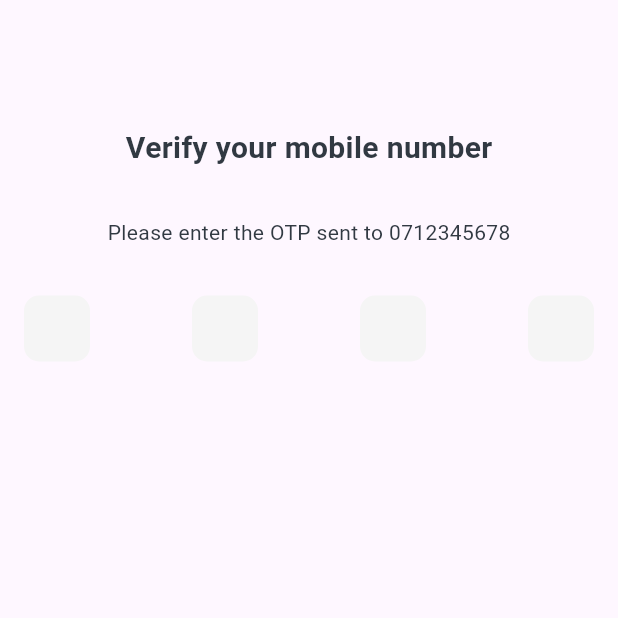
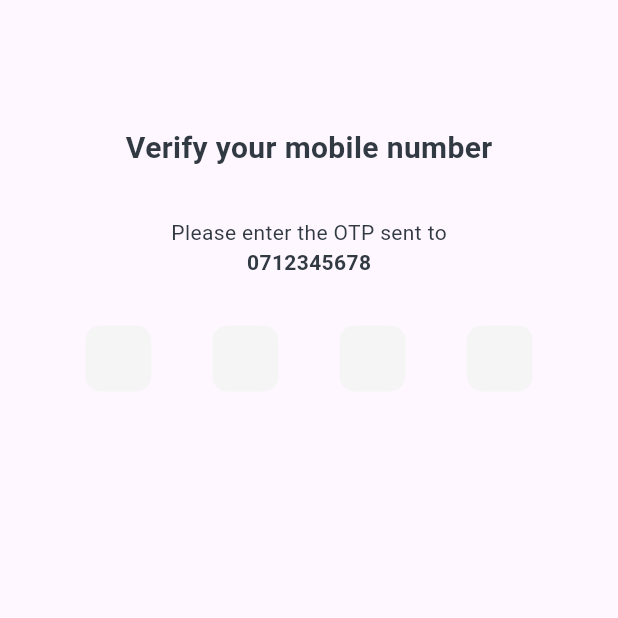
Before and after one commit to bree254/customer_hailing_app, a Flutter app: the screen it shows after launch, after a tap on "Continue", on a phone screen of 412 x 824 dp, the top half of it. Run offline on Flutter 3.47's test engine with Material 3 defaults, Android fonts, the phone set to English and light mode, and no system bars; drawn by our look-alikes of pin_code_fields; our stand-ins replace connectivity_plus, dio, firebase_core, get, intl_phone_field, shared_preferences; accounts and stored records are empty; Roboto replaces fonts that are missing (br_omny_regular).

Commit message:
refactored and modified the login_or_signup_screen and created the verification screen and modified the subsequent files that needed to be modified to be in line with the these classes

```diff
--- a/lib/core/utils/colors.dart
+++ b/lib/core/utils/colors.dart
@@ -5,6 +5,7 @@ const primaryColor = Color(0xFF7145D6);
 const whiteTextColor = Color(0xFFFAFAFA);
 const blackTextColor = Color(0xFF313942);
 const formTextLabelColor =Color(0xFF434343);
+const resendCodeTextColor =Color(0xFF7B7B7B);
 
 const disabledButtonGrey =Color(0xFF9D9D9D);
 const buttonGrey = Color(0xFFEEF0F3);
--- a/lib/core/utils/size_utils.dart
+++ b/lib/core/utils/size_utils.dart
@@ -13,9 +13,9 @@ typedef ResponsiveBuild = Widget Function(
 
 class Sizer extends StatelessWidget {
   const Sizer({
-    Key? key,
+    super.key,
     required this.builder,
-  }) : super(key: key);
+  });
 
   /// Builds the widget whenever the orientation changes.
   final ResponsiveBuild builder;
--- a/lib/data/api/api_client.dart
+++ b/lib/data/api/api_client.dart
@@ -73,7 +73,7 @@ class ApiClient extends GetConnect {
   }
 
   Future<Response> uploadFile(String url, String filePath, String fileName) async {
-    return await post(url, FormData({'file': await MultipartFile(filePath, filename: fileName)}));
+    return await post(url, FormData({'file': MultipartFile(filePath, filename: fileName)}));
   }
 
   // Future<Response> downloadFile(String url, String filePath) async {
--- a/lib/data/api/network_interceptor.dart
+++ b/lib/data/api/network_interceptor.dart
@@ -24,7 +24,7 @@ class NetworkInterceptor extends Interceptor {
   }
 
   @override
-  void onError(DioError err, ErrorInterceptorHandler handler) {
+  void onError(DioException err, ErrorInterceptorHandler handler) {
     // Do something with response error
     print('Error occurred: ${err.error}');
     return super.onError(err, handler);
--- a/lib/main.dart
+++ b/lib/main.dart
@@ -19,7 +19,7 @@ class Hailing extends StatelessWidget {
         initialBinding: InitialBindings(),
         initialRoute: AppRoutes.home,
         getPages: AppRoutes.pages,
-        home: SplashScreen(),
+        home: const SplashScreen(),
       );
     });
   }
--- a/lib/presentation/auth/login_or_signup_screen.dart
+++ b/lib/presentation/auth/login_or_signup_screen.dart
@@ -1,4 +1,3 @@
-import 'dart:ui';
 
 import 'package:customer_hailing/core/app_export.dart';
 import 'package:customer_hailing/core/utils/colors.dart';
@@ -59,7 +58,7 @@ class _LoginOrSignupScreenState extends State<LoginOrSignupScreen> {
         padding: const EdgeInsets.fromLTRB(16, 84, 16, 0),
         child: Column(
           children: [
-            Align(
+            const Align(
               alignment: Alignment.center,
               child: Text(
                 "Login or Signup",
@@ -79,7 +78,7 @@ class _LoginOrSignupScreenState extends State<LoginOrSignupScreen> {
                     mainAxisAlignment: MainAxisAlignment.start,
                     crossAxisAlignment: CrossAxisAlignment.start,
                     children: [
-                      Text(
+                      const Text(
                         "Enter your mobile number",
                         style: TextStyle(
                           color: blackTextColor,
@@ -88,7 +87,7 @@ class _LoginOrSignupScreenState extends State<LoginOrSignupScreen> {
                           fontSize: 14,
                         ),
                       ),
-                      SizedBox(
+                      const SizedBox(
                         height: 20,
                       ),
                       Row(
@@ -112,7 +111,7 @@ class _LoginOrSignupScreenState extends State<LoginOrSignupScreen> {
                                       borderSide:
                                           BorderSide.none, // No border side
                                     ),
-                                    contentPadding: EdgeInsets.symmetric(
+                                    contentPadding: const EdgeInsets.symmetric(
                                         vertical: 15.0, horizontal: 10.0),
                                   ),
                                   initialCountryCode: 'KE',
@@ -120,7 +119,7 @@ class _LoginOrSignupScreenState extends State<LoginOrSignupScreen> {
                               ),
                             ),
                           ),
-                          SizedBox(
+                          const SizedBox(
                             width: 5,
                           ),
                           Expanded(
@@ -142,7 +141,7 @@ class _LoginOrSignupScreenState extends State<LoginOrSignupScreen> {
                           ),
                         ],
                       ),
-                      SizedBox(
+                      const SizedBox(
                         height: 20,
                       ),
                       CustomElevatedButton(
@@ -150,7 +149,7 @@ class _LoginOrSignupScreenState extends State<LoginOrSignupScreen> {
                         onPressed: (){
                           Get.offNamed(AppRoutes.verification);
                         },
-                        buttonTextStyle: TextStyle(
+                        buttonTextStyle: const TextStyle(
                           color: whiteTextColor,
                           fontFamily: 'br_omny_regular',
                           fontWeight: FontWeight.w600,
@@ -169,11 +168,11 @@ class _LoginOrSignupScreenState extends State<LoginOrSignupScreen> {
                   )),
             ),
 
-            SizedBox(
+            const SizedBox(
               height: 20,
             ),
 
-            Text(
+            const Text(
                 "or",
               style:TextStyle(
                 color: formTextLabelColor,
@@ -182,7 +181,7 @@ class _LoginOrSignupScreenState extends State<LoginOrSignupScreen> {
                 fontSize: 12,
               ),
             ),
-            SizedBox(
+            const SizedBox(
               height: 5,
             ),
 
@@ -195,7 +194,7 @@ class _LoginOrSignupScreenState extends State<LoginOrSignupScreen> {
                     height: 16.0,
                     child: Image.asset('assets/images/google.png'),
                   ),
-                  buttonTextStyle: TextStyle(
+                  buttonTextStyle: const TextStyle(
                     color: blackTextColor,
                     fontFamily: 'br_omny_regular',
                     fontWeight: FontWeight.w600,
@@ -208,7 +207,7 @@ class _LoginOrSignupScreenState extends State<LoginOrSignupScreen> {
                     ),
                   ),
                 ),
-                SizedBox(
+                const SizedBox(
                   height: 8,
                 ),
                 CustomElevatedButton(
@@ -218,7 +217,7 @@ class _LoginOrSignupScreenState extends State<LoginOrSignupScreen> {
                     height: 16.0,
                     child: Image.asset('assets/images/mail.png'),
                   ),
-                  buttonTextStyle: TextStyle(
+                  buttonTextStyle: const TextStyle(
                     color: blackTextColor,
                     fontFamily: 'br_omny_regular',
                     fontWeight: FontWeight.w600,
--- a/lib/presentation/auth/verification.dart
+++ b/lib/presentation/auth/verification.dart
@@ -1,6 +1,9 @@
-import 'package:customer_hailing/core/utils/colors.dart';
+import 'dart:async';
+
 import 'package:flutter/material.dart';
 import 'package:pin_code_fields/pin_code_fields.dart';
+import 'package:customer_hailing/core/utils/colors.dart';
+
 class VerificationScreen extends StatefulWidget {
   const VerificationScreen({super.key});
 
@@ -13,16 +16,28 @@ class _VerificationScreenState extends State<VerificationScreen> {
   bool _showResendCode = false;
   bool _showInvalidCode = false;
   bool _isLoading = false;
-  String _resendCodeText = "Resend code in 30s";
+  bool _hasStartedInputting = false;
+  String _resendCodeText = "Resend code in 30 seconds";
+  Timer? _timer;
 
   @override
-  void initState() {
-    super.initState();
-    // Start a timer to show resend code after 30 seconds
-    Future.delayed(Duration(seconds: 30), () {
+  void dispose() {
+    _timer?.cancel();
+    super.dispose();
+  }
+
+  void _startResendTimer() {
+    setState(() {
+      _resendCodeText = "Resend code in 30 seconds";
+    });
+
+    _timer = Timer(const Duration(seconds: 30), () {
+      if (_hasStartedInputting) {
         setState(() {
           _showResendCode = true;
+          _resendCodeText = "Resend code";
         });
+      }
     });
   }
 
@@ -33,7 +48,7 @@ class _VerificationScreenState extends State<VerificationScreen> {
     });
 
     // Simulate a network request for code verification
-    Future.delayed(Duration(seconds: 2), () {
+    Future.delayed(const Duration(seconds: 2), () {
       setState(() {
         _isLoading = false;
         if (pin == "1234") { // Replace with your actual verification logic
@@ -46,14 +61,16 @@ class _VerificationScreenState extends State<VerificationScreen> {
       });
     });
   }
+
+
   @override
   Widget build(BuildContext context) {
-    return  Scaffold(
+    return Scaffold(
       body: Padding(
         padding: const EdgeInsets.fromLTRB(16, 84, 16, 0),
         child: Column(
           children: [
-            Align(
+            const Align(
               alignment: Alignment.center,
               child: Text(
                 "Verify your mobile number",
@@ -65,9 +82,12 @@ class _VerificationScreenState extends State<VerificationScreen> {
                 ),
               ),
             ),
-            SizedBox(height: 32),
+            const SizedBox(height: 32),
+            const Column(
+              crossAxisAlignment: CrossAxisAlignment.center,
+              children: [
                 Text(
-              "Please enter the OTP sent to 0712345678",
+                  "Please enter the OTP sent to",
                   style: TextStyle(
                     color: blackTextColor,
                     fontFamily: 'br_omny_regular',
@@ -75,17 +95,39 @@ class _VerificationScreenState extends State<VerificationScreen> {
                     fontSize: 14,
                   ),
                 ),
-            SizedBox(height: 32),
+                Text(
+                  "0712345678",
+                  style: TextStyle(
+                    color: blackTextColor,
+                    fontFamily: 'br_omny_regular',
+                    fontWeight: FontWeight.w600,
+                    fontSize: 14,
+                  ),
+                ),
+              ],
+            ),
+            const SizedBox(height: 32),
             PinCodeTextField(
               appContext: context,
               length: 4,
               animationType: AnimationType.none,
+              mainAxisAlignment: MainAxisAlignment.spaceEvenly,
+              textStyle: const TextStyle(
+                fontFamily: 'br_omny_regular',
+                fontWeight: FontWeight.w400,
+                fontSize: 14,
+              ),
               pinTheme: PinTheme(
                 shape: PinCodeFieldShape.box,
                 borderRadius: BorderRadius.circular(10),
                 fieldHeight: 44,
                 fieldWidth: 44,
-                activeColor: whiteTextColor,
+                borderWidth: 1,
+                activeBorderWidth: 1,
+                inactiveBorderWidth: 1,
+                errorBorderWidth: 1,
+                selectedBorderWidth: 1,
+                activeColor: _showInvalidCode ? textfieldErrorRedColor : primaryColor,
                 inactiveColor: countryTextFieldColor,
                 activeFillColor: whiteTextColor,
                 inactiveFillColor: countryTextFieldColor,
@@ -96,32 +138,53 @@ class _VerificationScreenState extends State<VerificationScreen> {
               enableActiveFill: true,
               controller: _pinController,
               onChanged: (value) {
+                if (value.isNotEmpty && !_hasStartedInputting) {
+                  setState(() {
+                    _hasStartedInputting = true;
+                  });
+                  _startResendTimer();
+                }
                 if (value.length == 4 && !_isLoading) {
                   _verifyCode(value);
                 }
               },
             ),
-            SizedBox(height: 32),
+            const SizedBox(height: 8),
+            if (_hasStartedInputting && !_showResendCode)
+              Text(_resendCodeText, style: const TextStyle(
+                color: resendCodeTextColor,
+                fontFamily: 'br_omny_regular',
+                fontWeight: FontWeight.w400,
+                fontSize: 14,
+              )),
+            const SizedBox(height: 16),
             if (_isLoading) ...[
-              CircularProgressIndicator(),
+              const CircularProgressIndicator(),
             ] else if (_showInvalidCode) ...[
-              Text(
+              const Text(
                 "Invalid code",
-                style: TextStyle(color: textfieldErrorRedColor),
+                style: TextStyle(
+                    color: textfieldErrorRedColor,
+                  fontFamily: 'br_omny_regular',
+                  fontWeight: FontWeight.w400,
+                  fontSize: 12,
                 ),
-              SizedBox(height: 8),
-              TextButton(
-                onPressed: () {
+              ),
+              const SizedBox(height: 16),
+              GestureDetector(
+                onTap: () {
                   // Handle resend code action
                 },
-                child: Text("Resend code"),
+                child: const Text(
+                    "Resend code",
+                  style: TextStyle(
+                    color: resendCodeTextColor,
+                    decoration: TextDecoration.underline,
+                    fontFamily: 'br_omny_regular',
+                    fontWeight: FontWeight.w400,
+                    fontSize: 14,
                   ),
-            ] else if (_showResendCode) ...[
-              TextButton(
-                onPressed: () {
-                  // Handle resend code action
-                },
-                child: Text("Resend code"),
+                ),
               ),
             ]
           ],
--- a/lib/presentation/splash/splash_screen.dart
+++ b/lib/presentation/splash/splash_screen.dart
@@ -18,7 +18,7 @@ class _SplashScreenState extends State<SplashScreen> {
   }
 
   _navigateToNextScreen()async {
-    await Future.delayed(Duration(seconds: 3));
+    await Future.delayed(const Duration(seconds: 3));
     bool isLoggedIn=false;
     if(isLoggedIn){
       Get.offNamed(AppRoutes.home);
@@ -28,6 +28,7 @@ class _SplashScreenState extends State<SplashScreen> {
 
   }
 
+  @override
   Widget build(BuildContext context) {
     return  const Scaffold(
       backgroundColor: primaryColor,
--- a/lib/theme/theme_helper.dart
+++ b/lib/theme/theme_helper.dart
@@ -221,7 +221,7 @@ class ColorSchemes {
     secondaryContainer: Color(0xFF4a4458),
 
     // Error colors
-    onError: Color(0xFF01410),
+    onError: Color(0x0ff01410),
     errorContainer: Color(0xFF8c1d18),
     onErrorContainer: Color(0xFFf9dedc),
 
--- a/lib/widgets/base_button.dart
+++ b/lib/widgets/base_button.dart
@@ -2,7 +2,7 @@ import 'package:flutter/material.dart';
 
 class BaseButton extends StatelessWidget {
   const BaseButton({
-    Key? key,
+    super.key,
     required this.text,
     this.onPressed,
     this.buttonStyle,
@@ -12,9 +12,7 @@ class BaseButton extends StatelessWidget {
     this.width,
     this.margin,
     this.alignment,
-  }) : super(
-          key: key,
-        );
+  });
 
   final String text;
 
```
Also changed, not shown: lib/widgets/custom_elevated_button.dart (+10 -20 lines), lib/widgets/custom_text_form_field.dart (+7 -10 lines). Lines whose indentation alone changed are shown as unchanged.
